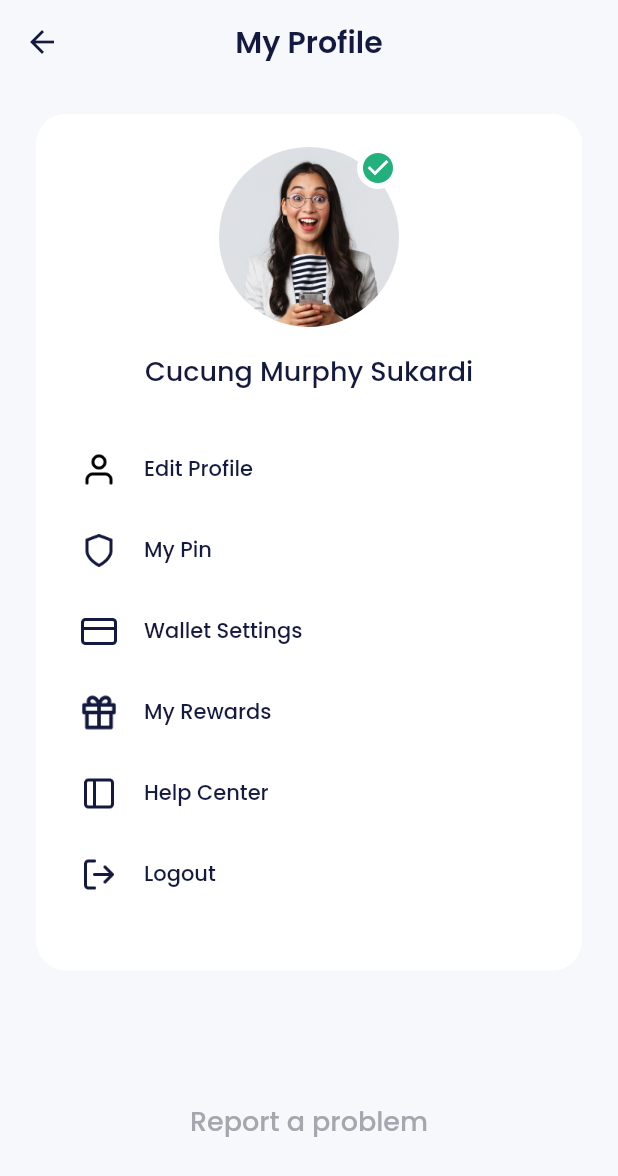
After one commit to idhamaja/flutter-bank, a Flutter app: the HomePage screen opened by its route, after a tap on the "check circle" icon, on a phone screen of 412 x 824 dp. The commit adds this screen. Shown: the top 1176 px of the screen. Run offline on Flutter 3.47's test engine with Material 2 defaults, Android fonts, the phone set to English and light mode, and no system bars; our stand-ins replace carousel_slider, google_fonts.

Commit message:
slicing ProfilePage TODAY

```diff
--- a/lib/UI/pages/home/homePage.dart
+++ b/lib/UI/pages/home/homePage.dart
@@ -92,7 +92,7 @@ class HomePage extends StatelessWidget {
         padding: const EdgeInsets.symmetric(horizontal: 24),
         children: [
           //
-          buildProfile(),
+          buildProfile(context),
           buildWalletCard(),
           buildLevel(),
           buildServices(),
@@ -105,7 +105,7 @@ class HomePage extends StatelessWidget {
   }
 
   //
-  Widget buildProfile() {
+  Widget buildProfile(BuildContext context) {
     return Container(
       margin: const EdgeInsets.only(
         top: 40,
@@ -132,7 +132,11 @@ class HomePage extends StatelessWidget {
               ),
             ],
           ),
-          Container(
+          GestureDetector(
+            onTap: () {
+              Navigator.pushNamed(context, '/profile');
+            },
+            child: Container(
               width: 60,
               height: 60,
               decoration: const BoxDecoration(
@@ -157,6 +161,7 @@ class HomePage extends StatelessWidget {
                       Icons.check_circle,
                       color: greenLineColor,
                       size: 14,
+                    ),
                   ),
                 ),
               ),
--- /dev/null
+++ b/lib/UI/pages/profile/profilePage.dart
@@ -0,0 +1,144 @@
+import 'package:flutter/material.dart';
+import 'package:flutter_bank/UI/widgets/buttons.dart';
+import 'package:flutter_bank/UI/widgets/profileMenuItems.dart';
+import 'package:flutter_bank/shared/themes.dart';
+
+class ProfilePage extends StatelessWidget {
+  const ProfilePage({super.key});
+
+  @override
+  Widget build(BuildContext context) {
+    return Scaffold(
+      backgroundColor: lightBackgroundColor,
+      appBar: AppBar(
+        backgroundColor: lightBackgroundColor,
+        elevation: 0,
+        centerTitle: true,
+        iconTheme: IconThemeData(
+          color: blackColor,
+        ),
+        title: Text(
+          'My Profile',
+          style: blackTextStyle.copyWith(
+            fontSize: 20,
+            fontWeight: semiBold,
+          ),
+        ),
+      ),
+
+      //
+      body: ListView(
+        padding: const EdgeInsets.symmetric(
+          horizontal: 24,
+        ),
+        children: [
+          const SizedBox(
+            height: 20,
+          ),
+          Container(
+            padding: const EdgeInsets.symmetric(
+              horizontal: 30,
+              vertical: 22,
+            ),
+            decoration: BoxDecoration(
+              color: whiteColor,
+              borderRadius: BorderRadius.circular(20),
+            ),
+            child: Column(
+              children: [
+                Container(
+                  width: 120,
+                  height: 120,
+                  decoration: const BoxDecoration(
+                    shape: BoxShape.circle,
+                    image: DecorationImage(
+                      image: AssetImage(
+                        'assets/img_profile.png',
+                      ),
+                    ),
+                  ),
+                  child: Align(
+                    alignment: Alignment.topRight,
+                    child: Container(
+                      width: 28,
+                      height: 28,
+                      decoration: BoxDecoration(
+                        shape: BoxShape.circle,
+                        color: whiteColor,
+                      ),
+                      child: Center(
+                        child: Icon(
+                          Icons.check_circle,
+                          color: greenLineColor,
+                          size: 24,
+                        ),
+                      ),
+                    ),
+                  ),
+                ),
+                const SizedBox(height: 16),
+                Text(
+                  'Cucung Murphy Sukardi',
+                  style: blackTextStyle.copyWith(
+                    fontSize: 18,
+                    fontWeight: medium,
+                  ),
+                ),
+
+                const SizedBox(height: 40),
+                //
+
+                ProfileMenuItems(
+                  iconUrl: 'assets/ic_edit_profile.png',
+                  title: 'Edit Profile',
+                  onTap: () {},
+                ),
+
+                //
+                ProfileMenuItems(
+                  iconUrl: 'assets/ic_pin.png',
+                  title: 'My Pin',
+                  onTap: () {},
+                ),
+
+                //
+                ProfileMenuItems(
+                  iconUrl: 'assets/ic_wallet.png',
+                  title: 'Wallet Settings',
+                  onTap: () {},
+                ),
+
+                //
+                ProfileMenuItems(
+                  iconUrl: 'assets/ic_reward.png',
+                  title: 'My Rewards',
+                  onTap: () {},
+                ),
+
+                //
+                ProfileMenuItems(
+                  iconUrl: 'assets/ic_help.png',
+                  title: 'Help Center',
+                  onTap: () {},
+                ),
+
+                //
+                ProfileMenuItems(
+                  iconUrl: 'assets/ic_logout.png',
+                  title: 'Logout',
+                  onTap: () {},
+                ),
+              ],
+            ),
+          ),
+          const SizedBox(height: 87),
+          CustomTextButton(
+            title: 'Report a problem',
+            onPressed: () {},
+          ),
+          const SizedBox(height: 50),
+        ],
+      ),
+    );
+  }
+}
--- /dev/null
+++ b/lib/UI/widgets/profileMenuItems.dart
@@ -0,0 +1,40 @@
+import 'package:flutter/material.dart';
+import 'package:flutter_bank/shared/themes.dart';
+
+class ProfileMenuItems extends StatelessWidget {
+  final String iconUrl;
+  final String title;
+  final VoidCallback? onTap;
+
+  const ProfileMenuItems({
+    super.key,
+    required this.iconUrl,
+    required this.title,
+    this.onTap,
+  });
+
+  @override
+  Widget build(BuildContext context) {
+    return GestureDetector(
+      onTap: onTap,
+      child: Container(
+        margin: const EdgeInsets.only(bottom: 30),
+        child: Row(
+          children: [
+            Image.asset(
+              iconUrl,
+              width: 24,
+            ),
+            const SizedBox(width: 18),
+            Text(
+              title,
+              style: blackTextStyle.copyWith(
+                fontWeight: medium,
+              ),
+            ),
+          ],
+        ),
+      ),
+    );
+  }
+}
--- a/lib/main.dart
+++ b/lib/main.dart
@@ -1,6 +1,7 @@
 import 'package:flutter/material.dart';
 import 'package:flutter_bank/UI/pages/home/homePage.dart';
 import 'package:flutter_bank/UI/pages/onBoardingPage.dart';
+import 'package:flutter_bank/UI/pages/profile/profilePage.dart';
 import 'package:flutter_bank/UI/pages/signInPage.dart';
 import 'package:flutter_bank/UI/pages/signUpPage.dart';
 import 'package:flutter_bank/UI/pages/signUp_Set_ProfilePage.dart';
@@ -27,6 +28,7 @@ class MyApp extends StatelessWidget {
         '/signUp-setKtp': (context) => const SignUpSetKtpPage(),
         '/signUp-success': (context) => const SignUpSuccessPage(),
         '/home': (context) => const HomePage(),
+        '/profile': (context) => const ProfilePage(),
       },
     );
   }
```
Lines whose indentation alone changed are shown as unchanged.
